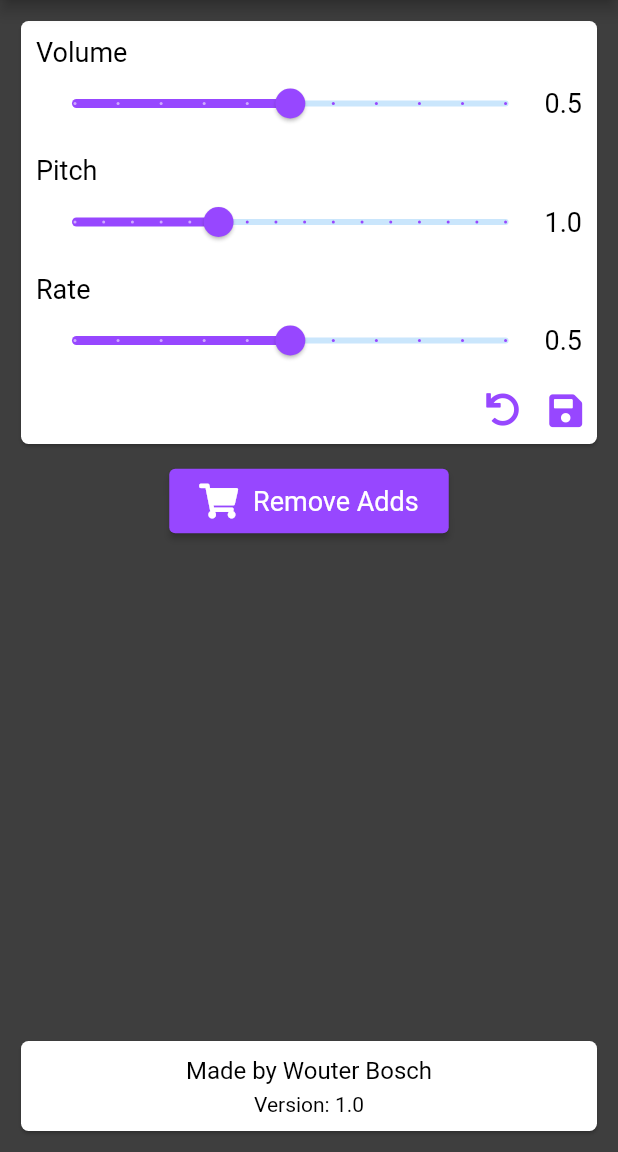
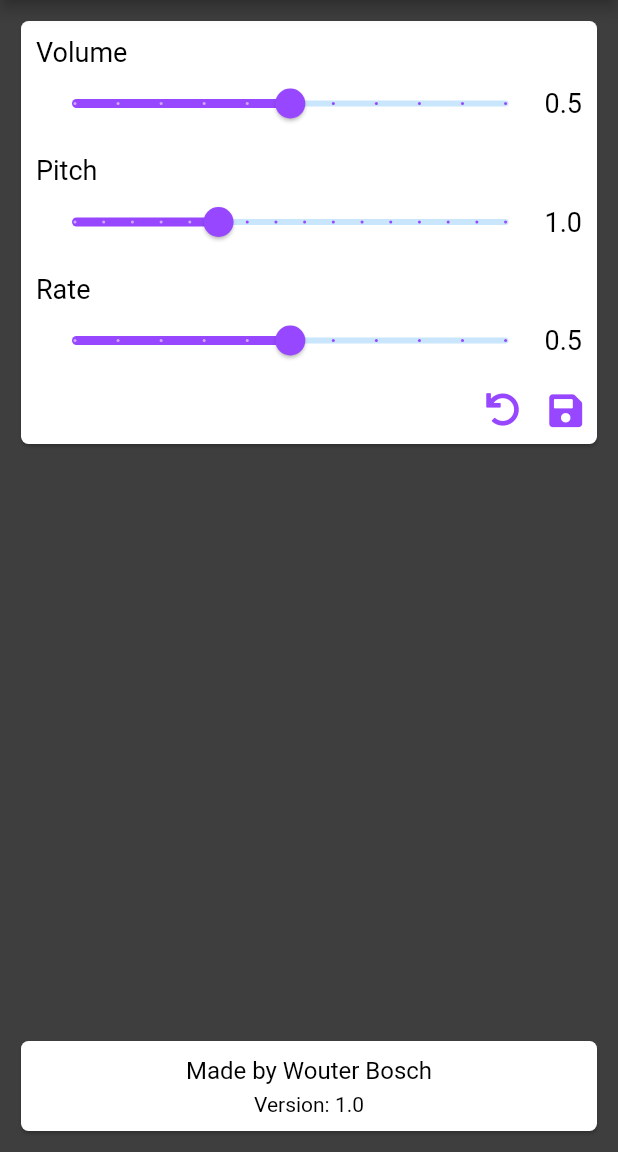
Before and after one commit to WackyWouter/VoiceBoxTTS, a Flutter app: the screen it shows after launch, after a tap on an icon or button, on a phone screen of 412 x 824 dp, the part 84-1236 px from its top. Run offline on Flutter 3.47's test engine with Material 2 defaults, Android fonts, the phone set to English and light mode, and no system bars; our stand-ins replace dropdown_button2, flutter_tts, font_awesome_flutter, google_mobile_ads, shared_preferences; network calls fail.

```diff
--- a/lib/screens/home_screen.dart
+++ b/lib/screens/home_screen.dart
@@ -201,8 +201,6 @@ class _HomeScreenState extends State<HomeScreen> {
   }
 
   void _moveToSettings() async {
-    print('movetoSettings');
-    print(_isInterstitialAdReady);
     dynamic values = await Navigator.push(
       context,
       MaterialPageRoute(
--- a/lib/screens/settings_screen.dart
+++ b/lib/screens/settings_screen.dart
@@ -30,8 +30,6 @@ class SettingsScreen extends StatefulWidget {
 
 class _SettingsScreenState extends State<SettingsScreen> {
   void _showInterstitialAd() {
-    print('showAdd');
-    print(widget.isInterstitialAdReady);
     if (widget.interstitialAd == null || !widget.isInterstitialAdReady) {
       debugPrint('Warning: attempt to show interstitial before loaded.');
       return;
@@ -42,8 +40,6 @@ class _SettingsScreenState extends State<SettingsScreen> {
         ad.dispose();
       },
     );
-    print('testing');
-    print(widget.interstitialAd);
     widget.interstitialAd!.show();
     widget.isInterstitialAdReady = false;
   }
@@ -181,34 +177,34 @@ class _SettingsScreenState extends State<SettingsScreen> {
                     ),
                   ),
                 ),
-                ElevatedButton(
-                  onPressed: () {
-                    //  TODO add functionality to remove adds
-                    // https://pub.dev/packages/in_app_purchase
-                  },
-                  child: Row(
-                    mainAxisSize: MainAxisSize.min,
-                    children: const [
-                      FaIcon(
-                        FontAwesomeIcons.shoppingCart,
-                        size: 23,
-                      ),
-                      SizedBox(
-                        width: 10,
-                      ),
-                      Text(
-                        'Remove Adds',
-                      ),
-                    ],
-                  ),
-                  style: ElevatedButton.styleFrom(
-                    padding: const EdgeInsets.symmetric(
-                        horizontal: 20, vertical: 10),
-                    primary: constants.primary,
-                    // padding: EdgeInsets.symmetric(horizontal: 50, vertical: 20),
-                    textStyle: constants.headerStyle,
-                  ),
-                ),
+                // ElevatedButton(
+                //   onPressed: () {
+                //     //  TODO add functionality to remove adds
+                //     // https://pub.dev/packages/in_app_purchase
+                //   },
+                //   child: Row(
+                //     mainAxisSize: MainAxisSize.min,
+                //     children: const [
+                //       FaIcon(
+                //         FontAwesomeIcons.shoppingCart,
+                //         size: 23,
+                //       ),
+                //       SizedBox(
+                //         width: 10,
+                //       ),
+                //       Text(
+                //         'Remove Adds',
+                //       ),
+                //     ],
+                //   ),
+                //   style: ElevatedButton.styleFrom(
+                //     padding: const EdgeInsets.symmetric(
+                //         horizontal: 20, vertical: 10),
+                //     primary: constants.primary,
+                //     // padding: EdgeInsets.symmetric(horizontal: 50, vertical: 20),
+                //     textStyle: constants.headerStyle,
+                //   ),
+                // ),
               ],
             ),
             CustomCard(
```
